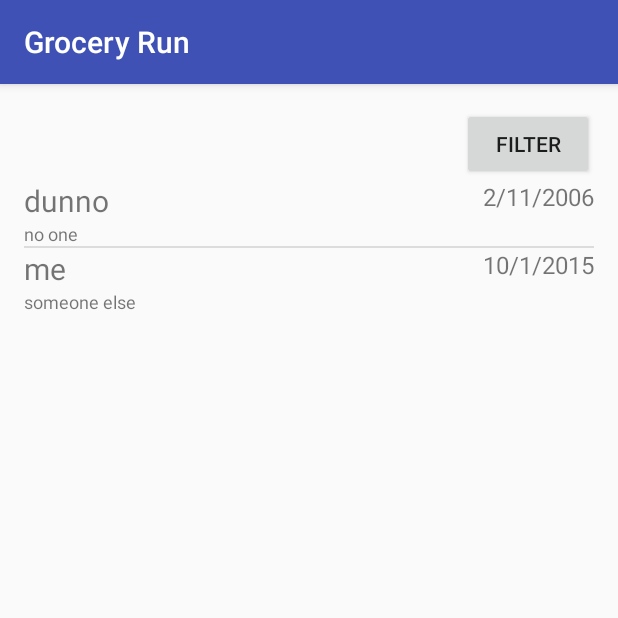
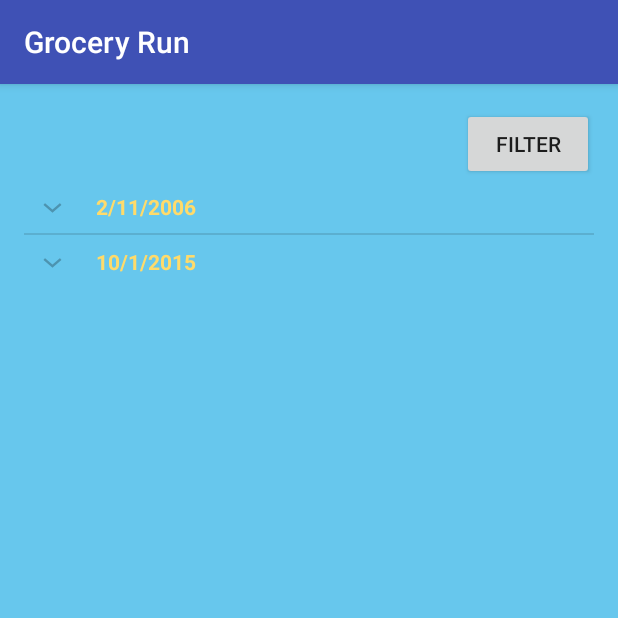
Before and after one commit to cs465uiuc/GroceryRun, an Android app: the Transactions screen opened directly, with no data from a screen before it, on a phone screen of 412 x 824 dp, the top half of it. Run offline under Robolectric (Android 15) with nearby library versions, the phone set to English and light mode, and no system bars.

Commit message:
adapted expandable listview for the overview of transactions

```diff
--- a/app/src/main/java/com/cs465/groceryrun/groceryrun/Transaction.java
+++ b/app/src/main/java/com/cs465/groceryrun/groceryrun/Transaction.java
@@ -8,8 +8,11 @@ import java.util.GregorianCalendar;
 public class Transaction {
     String name;
     String person;
+    boolean isShopper;
     GregorianCalendar date;
+    GregorianCalendar dueDate;
     String status;
+
 
     public String getName() {
         return name;
@@ -27,13 +30,17 @@ public class Transaction {
         this.person = person;
     }
 
-    public GregorianCalendar getDate() {
-        return date;
-    }
+    public boolean getIsShopper() {return  isShopper;}
 
-    public void setDate(GregorianCalendar date) {
-        this.date = date;
-    }
+    public void setIsShopper (boolean isShopper) {this.isShopper = isShopper;}
+
+    public GregorianCalendar getDate() {return date;}
+
+    public void setDate(GregorianCalendar date) {this.date = date;}
+
+    public GregorianCalendar getDueDate() {return dueDate;}
+
+    public void setDueDate(GregorianCalendar dueDate) {this.dueDate = dueDate;}
 
     public String getStatus() {
         return status;
--- a/app/src/main/java/com/cs465/groceryrun/groceryrun/Transactions.java
+++ b/app/src/main/java/com/cs465/groceryrun/groceryrun/Transactions.java
@@ -8,61 +8,84 @@ import android.content.Intent;
 import android.support.v7.app.AppCompatActivity;
 import android.os.Bundle;
 import android.view.View;
+import android.widget.ExpandableListAdapter;
 import android.widget.TextView;
-import android.widget.ListView;
+import android.widget.ExpandableListView;
 import android.widget.ArrayAdapter;
 import android.widget.AdapterView;
 
+import com.cs465.groceryrun.customexpandablelistview.ExpandableListViewAdapter;
+
 public class Transactions extends AppCompatActivity {
+
+    private ExpandableListViewAdapter adapter;
+
     @Override
     protected void onCreate(Bundle savedInstanceState) {
         super.onCreate(savedInstanceState);
         setContentView(R.layout.activity_transactions);
 
+        ArrayList<Transaction> transactions = generateDummyData();
+
+        ExpandableListView listView = (ExpandableListView) findViewById(R.id.transaction_listview);
+
+
+        if(!transactions.isEmpty()) {
+            adapter = new ExpandableListViewAdapter(this, transactions);
+            listView.setAdapter(adapter);
+            listView.setOnChildClickListener(new ExpandableListView.OnChildClickListener() {
+                @Override
+                public boolean onChildClick(ExpandableListView parent, View v, int groupPosition, int childPosition, long id) {
+                    Intent intent = new Intent(Transactions.this, ViewTransaction.class);
+                    /*
+                    TextView nameTxt = (TextView) v.findViewById(R.id.list_entry_name);
+                    String name = nameTxt.getText().toString();
+                    TextView personTxt = (TextView) v.findViewById(R.id.list_entry_person);
+                    String person = personTxt.getText().toString();
+                    TextView dateTxt = (TextView) v.findViewById(R.id.list_entry_date);
+                    String date = dateTxt.getText().toString();
+                    intent.putExtra("TRANSACTION_NAME", name);
+                    intent.putExtra("TRANSACTION_PERSON", person);
+                    intent.putExtra("TRANSACTION_DATE", date);
+                    */
+                    startActivity(intent);
+                    return false;
+                }
+            });
+
+        }
+
+    }
+
+    private ArrayList<Transaction> generateDummyData () {
+        ArrayList<Transaction> transactions = new ArrayList<>();
+
         Transaction transaction;
-        GregorianCalendar gc;
-
-        ArrayList<Transaction> transactions = new ArrayList<>();
 
         transaction = new Transaction();
         transaction.setName("dunno");
         transaction.setPerson("no one");
-        gc = new GregorianCalendar(2006, 2, 11);
-        transaction.setDate(gc);
+        transaction.setIsShopper(true);
+        transaction.setDate(new GregorianCalendar(2006, 2, 11));
+        transaction.setDueDate(new GregorianCalendar(2006, 3, 18));
         transaction.setStatus("Confirmed");
         transactions.add(transaction);
 
         transaction = new Transaction();
         transaction.setName("me");
         transaction.setPerson("someone else");
-        gc = new GregorianCalendar(2015, 10, 1);
-        transaction.setDate(gc);
+        transaction.setIsShopper(false);
+        transaction.setDate(new GregorianCalendar(2015, 10, 1));
+        transaction.setDueDate(new GregorianCalendar(2015, 11, 3));
         transaction.setStatus("Needs confirmation");
         transactions.add(transaction);
 
-        final ListView listView = (ListView) findViewById(R.id.listView);
-        TransactionAdapter adapter = new TransactionAdapter(this, transactions);
-        listView.setAdapter(adapter);
-        listView.setOnItemClickListener(new ListView.OnItemClickListener() {
-            @Override
-            public void onItemClick(AdapterView<?> a, View v, int p, long l) {
-                Intent intent = new Intent(Transactions.this,ViewTransaction.class);
-                TextView nameTxt = (TextView) v.findViewById(R.id.list_entry_name);
-                String name = nameTxt.getText().toString();
-                TextView personTxt = (TextView) v.findViewById(R.id.list_entry_person);
-                String person = personTxt.getText().toString();
-                TextView dateTxt = (TextView) v.findViewById(R.id.list_entry_date);
-                String date = dateTxt.getText().toString();
-                intent.putExtra("TRANSACTION_NAME", name);
-                intent.putExtra("TRANSACTION_PERSON", person);
-                intent.putExtra("TRANSACTION_DATE", date);
-                startActivity(intent);
-            }
-        });
+        return transactions;
     }
 
     public void filterTrans(View v){
         Intent intent = new Intent(this,FilterTransaction.class);
         startActivity(intent);
     }
+
 }
--- a/app/src/main/res/layout/activity_transactions.xml
+++ b/app/src/main/res/layout/activity_transactions.xml
@@ -7,24 +7,26 @@
     android:paddingLeft="@dimen/activity_horizontal_margin"
     android:paddingRight="@dimen/activity_horizontal_margin"
     android:paddingTop="@dimen/activity_vertical_margin"
+    android:background="#FF67C7ED"
     tools:context="com.cs465.groceryrun.groceryrun.Transactions">
 
     <Button
         android:layout_width="wrap_content"
         android:layout_height="wrap_content"
         android:text="Filter"
-        android:id="@+id/button5"
+        android:id="@+id/filterButton"
         android:layout_alignParentTop="true"
         android:layout_alignParentRight="true"
         android:layout_alignParentEnd="true"
         android:onClick="filterTrans" />
 
-    <ListView
-        android:layout_width="wrap_content"
+    <ExpandableListView
+        android:id="@+id/transaction_listview"
+        android:layout_width="match_parent"
         android:layout_height="wrap_content"
-        android:id="@+id/listView"
-        android:layout_below="@+id/button5"
         android:layout_alignParentLeft="true"
-        android:layout_alignParentStart="true" />
+        android:layout_alignParentStart="true"
+        android:layout_below="@+id/filterButton" >
+    </ExpandableListView>
 
 </RelativeLayout>
```
